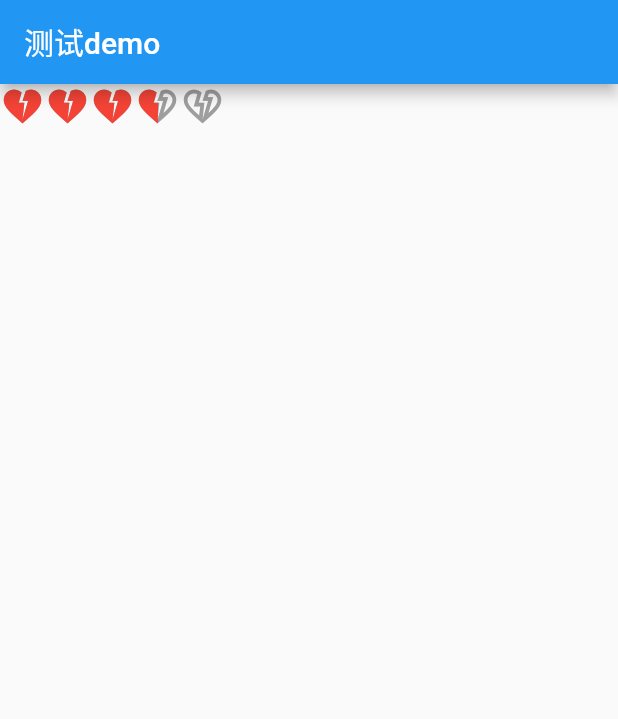
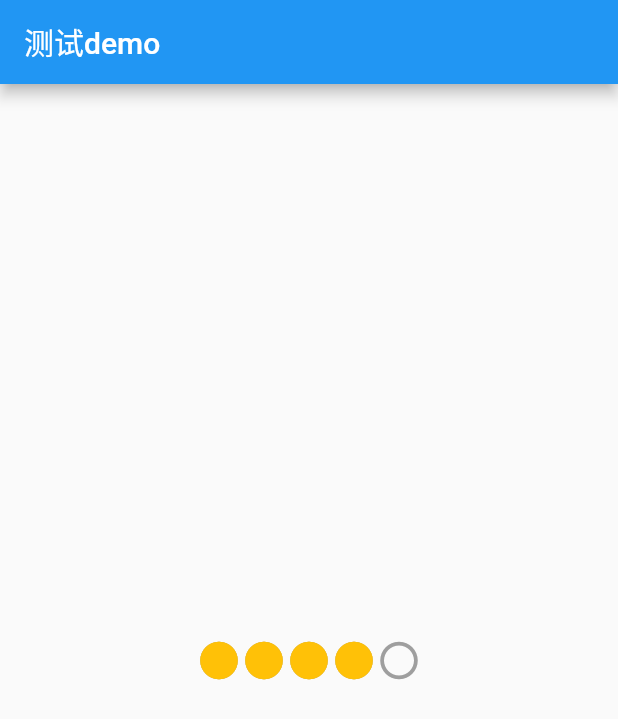
Before and after one commit to githubxiangdong/LearnFlutter, a Flutter app: the screen it shows after launch, on a phone screen of 412 x 824 dp. Shown: the top 719 px of the screen. Run offline on Flutter 3.47's test engine with Material 2 defaults, Android fonts, the phone set to English and light mode, and no system bars.

Commit message:
重定向构造方法

```diff
--- a/01 learnDart/04_Dart面向对象/06_工厂构造函数.dart
+++ b/01 learnDart/04_Dart面向对象/06_工厂构造函数.dart
@@ -1,12 +1,12 @@
 void main(List<String> args) {
-  // const p1 = Person("zxd");
-  // const p2 = Person("zxd");
+  const p1 = Person("zxd");
+  const p2 = Person("zxd");
 
-  // print(identical(p1, p2));
+  print("ss ${identical(p1, p2)}");
 
-  final p3 = Person1.withName("zxd");
-  final p4 = Person1.withName("zxd");
-  print(identical(p3, p4));
+  // final p3 = Person1.withName("zxd");
+  // final p4 = Person1.withName("zxd");
+  // print(identical(p3, p4));
 }
 
 // 如果传入的name相同时，返回的是同一个对象
--- a/02 learnFlutter/learn_flutter/lib/00_语法学习/03_面向对象/start_rating.dart
+++ b/02 learnFlutter/learn_flutter/lib/00_语法学习/03_面向对象/start_rating.dart
@@ -56,6 +56,23 @@ class StartRating extends StatefulWidget {
         super(key: key);
 
   /// 4. 重定向构造方法
+  /// 如果我们希望在一个构造方法中去调用另外一个构造方法, 那么就可以使用-重定向构造方法
+  StartRating.circle(double rating, {Key? key}) : this._inCircle(rating: rating, key: key);
+
+  /// 内部私有方法
+  StartRating._inCircle({
+    Key? key,
+    required this.rating,
+    this.maxRating = 10,
+    this.count = 5,
+    this.size = 30,
+    this.unSelectedColor = Colors.grey,
+    this.selectedColor = Colors.amber,
+    Widget? unSelectedImage, // 可选类型
+    Widget? selectedImage,
+  }) :  unSelectedImage = unSelectedImage ?? Icon(Icons.circle_outlined, color: unSelectedColor, size: size),
+        selectedImage = selectedImage ?? Icon(Icons.circle, color: selectedColor, size: size),
+        super(key: key);
 
   /// 5. 工厂构造方法
 
@@ -68,8 +85,9 @@ class _StartRatingState extends State<StartRating> {
   Widget build(BuildContext context) {
     return Stack(
       children: [
-        Row(children: buildUnselectedStar()),
-        Row(children: buildSelectedStar()),
+        /// MainAxisSize.min 尽可能的小
+        Row(mainAxisSize: MainAxisSize.min, children: buildUnselectedStar()),
+        Row(mainAxisSize: MainAxisSize.min, children: buildSelectedStar()),
       ],
     );
   }
--- a/02 learnFlutter/learn_flutter/lib/main.dart
+++ b/02 learnFlutter/learn_flutter/lib/main.dart
@@ -37,11 +37,14 @@ class MyHomePage extends StatelessWidget {
 
     debugPrint("是否是同一个对象：${identical(startRating3, startRating4)}");
 
+    /// 重定向构造方法
+    final circle = StartRating.circle(8);
+
     return Scaffold(
       appBar: AppBar(
         title: const Text("测试demo"),
       ),
-      body: startRating3,
+      body: Center(child: circle),
     );
   }
 }
```
